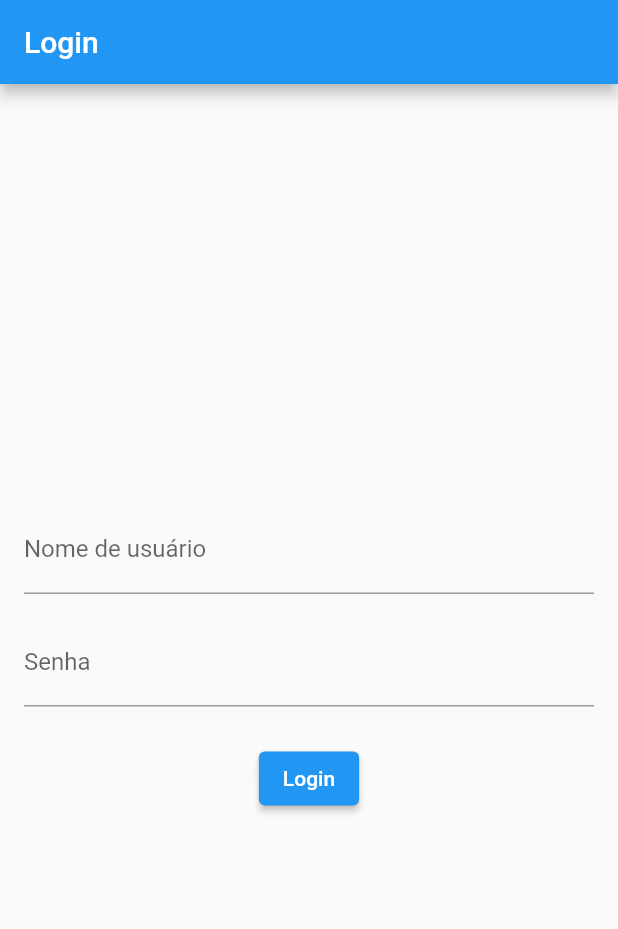
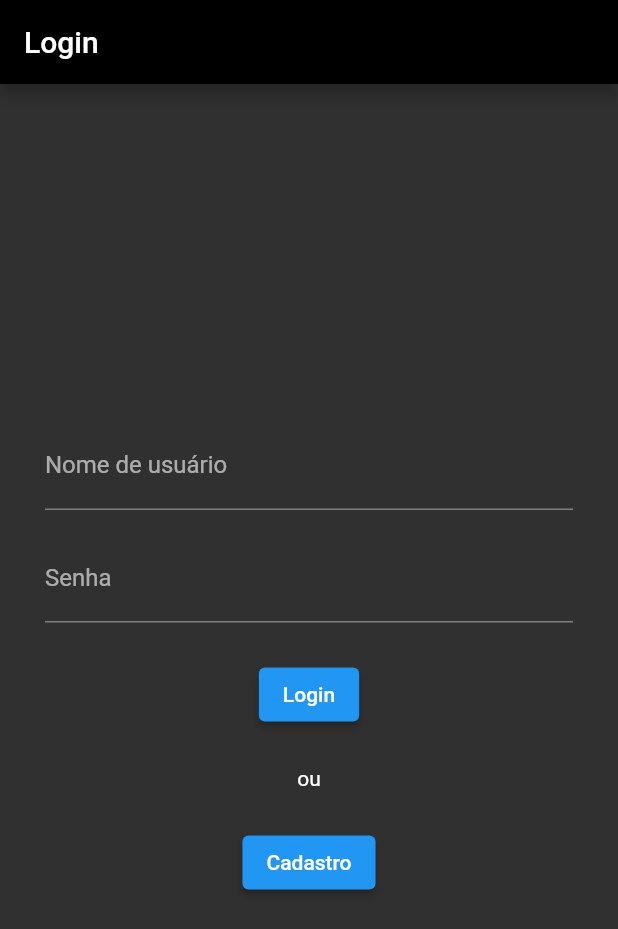
Before and after one commit to mayque731/sisteminha, a Flutter app: the screen it shows after launch, on a phone screen of 412 x 824 dp. Shown: the top 929 px of the screen. Run offline on Flutter 3.47's test engine with Material 2 defaults, Android fonts, the phone set to English and light mode, and no system bars.

Commit message:
tela de login modificada

```diff
--- a/lib/src/login.dart
+++ b/lib/src/login.dart
@@ -1,4 +1,5 @@
 import 'package:flutter/material.dart';
+import 'package:sisteminha/src/cadastro.dart';
 
 void main() {
   runApp(Login());
@@ -8,12 +9,16 @@ class Login extends StatelessWidget {
   const Login({super.key});
   @override
   Widget build(BuildContext context) {
-    return Scaffold(
+    return MaterialApp(
+        debugShowCheckedModeBanner: false,
+        theme: ThemeData(brightness: Brightness.dark),
+        home: Scaffold(
           appBar: AppBar(
+            backgroundColor: Colors.black,
             title: Text('Login'),
           ),
           body: Padding(
-        padding: EdgeInsets.all(16.0),
+            padding: EdgeInsets.all(30),
             child: Column(
               mainAxisAlignment: MainAxisAlignment.center,
               children: [
@@ -36,9 +41,19 @@ class Login extends StatelessWidget {
                   },
                   child: Text('Login'),
                 ),
+                SizedBox(height: 24.0),
+                Text("ou"),
+                SizedBox(height: 24.0),
+                ElevatedButton(
+                  onPressed: () {
+                    Navigator.pushNamed(
+                        context, '/cadastro'); // Ação do botão de login
+                  },
+                  child: Text('Cadastro'),
+                ),
               ],
             ),
           ),
-    );
+        ));
   }
 }
```
Lines whose indentation alone changed are shown as unchanged.
